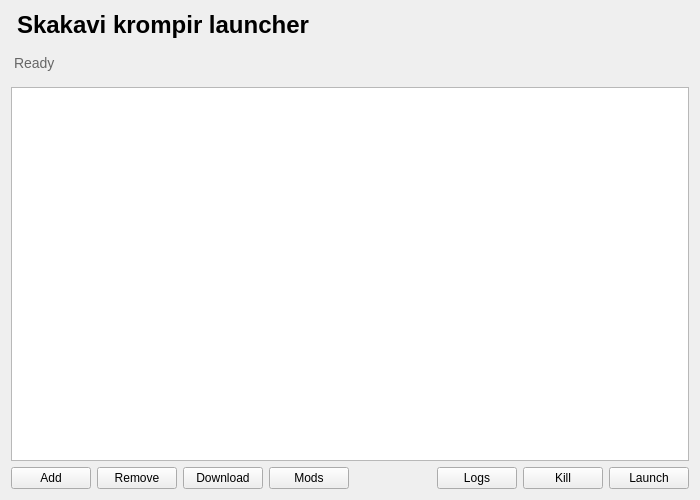
This is mainwindow.ui in Pavle012/Skakavi-krompir-Launcher as Qt 5 draws it before an edit. The edited form follows.
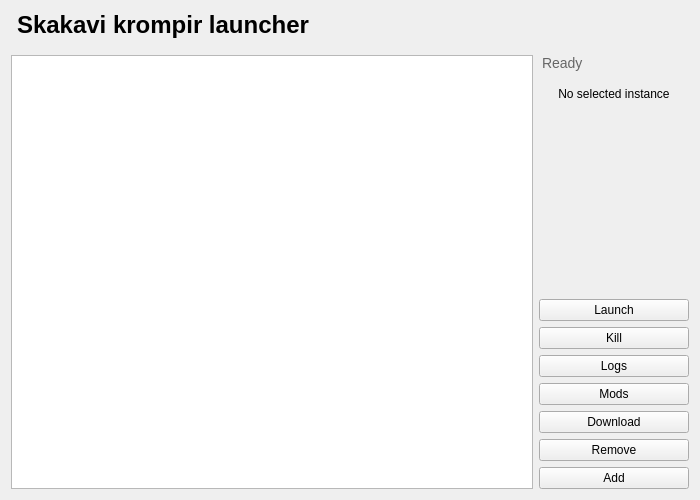
This is the edited form. Icons and pictures are not drawn.

Commit message: refactor: Redesign main window layout with a vertical sidebar and convert dialogs to widgets.

Patch:
```diff
--- a/mainwindow.ui
+++ b/mainwindow.ui
@@ -25,15 +25,7 @@
     </widget>
    </item>
    <item>
-    <widget class="QLabel" name="statusLabel">
-     <property name="styleSheet">
-      <string notr="true">font-size: 14px; color: #666; margin-bottom: 10px;</string>
-     </property>
-     <property name="text">
-      <string>Ready</string>
-     </property>
-    </widget>
-   </item>
+    <layout class="QHBoxLayout" name="horizontalLayout_2" stretch="0,0">
    <item>
     <widget class="QListWidget" name="instanceList">
      <property name="iconSize">
@@ -60,80 +52,56 @@
     </widget>
    </item>
    <item>
-    <layout class="QHBoxLayout" name="horizontalLayout">
+      <layout class="QVBoxLayout" name="verticalLayout_2">
      <item>
-      <widget class="QPushButton" name="addBtn">
-       <property name="text">
-        <string>Add</string>
-       </property>
-       <property name="icon">
-        <iconset theme="list-add"/>
-       </property>
-      </widget>
-     </item>
-     <item>
-      <widget class="QPushButton" name="removeBtn">
+        <widget class="QLabel" name="statusLabel">
+         <property name="styleSheet">
+          <string notr="true">font-size: 14px; color: #666; margin-bottom: 10px;</string>
+         </property>
        <property name="text">
-        <string>Remove</string>
-       </property>
-       <property name="icon">
-        <iconset theme="edit-delete"/>
-       </property>
+          <string>Ready</string>
+         </property>
       </widget>
      </item>
      <item>
-      <widget class="QPushButton" name="downloadBtn">
+        <widget class="QLabel" name="instanceName">
        <property name="text">
-        <string>Download</string>
-       </property>
-       <property name="icon">
-        <iconset theme="download"/>
+          <string>No selected instance</string>
+         </property>
+         <property name="alignment">
+          <set>Qt::AlignCenter</set>
        </property>
       </widget>
      </item>
      <item>
-      <widget class="QPushButton" name="modsBtn">
-       <property name="text">
-        <string>Mods</string>
-       </property>
-       <property name="icon">
-        <iconset theme="applications-system"/>
-       </property>
-      </widget>
+        <spacer name="verticalSpacer">
+         <property name="orientation">
+          <enum>Qt::Vertical</enum>
+         </property>
+         <property name="sizeHint" stdset="0">
+          <size>
+           <width>20</width>
+           <height>40</height>
+          </size>
+         </property>
+        </spacer>
      </item>
      <item>
       <spacer name="horizontalSpacer">
        <property name="orientation">
         <enum>Qt::Horizontal</enum>
        </property>
+         <property name="sizeType">
+          <enum>QSizePolicy::Minimum</enum>
+         </property>
        <property name="sizeHint" stdset="0">
         <size>
-         <width>40</width>
-         <height>20</height>
+           <width>150</width>
+           <height>11</height>
         </size>
        </property>
       </spacer>
      </item>
-     <item>
-      <widget class="QPushButton" name="logsBtn">
-       <property name="text">
-        <string>Logs</string>
-       </property>
-       <property name="icon">
-        <iconset theme="view-list-text"/>
-       </property>
-      </widget>
-     </item>
-     <item>
-      <widget class="QPushButton" name="killBtn">
-       <property name="text">
-        <string>Kill</string>
-       </property>
-       <property name="icon">
-        <iconset theme="process-stop"/>
-       </property>
-      </widget>
-     </item>
      <item>
       <widget class="QPushButton" name="launchBtn">
        <property name="text">
@@ -143,6 +111,68 @@
         <iconset theme="media-playback-start"/>
        </property>
       </widget>
+       </item>
+       <item>
+        <widget class="QPushButton" name="killBtn">
+         <property name="text">
+          <string>Kill</string>
+         </property>
+         <property name="icon">
+          <iconset theme="process-stop"/>
+         </property>
+        </widget>
+       </item>
+       <item>
+        <widget class="QPushButton" name="logsBtn">
+         <property name="text">
+          <string>Logs</string>
+         </property>
+         <property name="icon">
+          <iconset theme="view-list-text"/>
+         </property>
+        </widget>
+       </item>
+       <item>
+        <widget class="QPushButton" name="modsBtn">
+         <property name="text">
+          <string>Mods</string>
+         </property>
+         <property name="icon">
+          <iconset theme="applications-system"/>
+         </property>
+        </widget>
+       </item>
+       <item>
+        <widget class="QPushButton" name="downloadBtn">
+         <property name="text">
+          <string>Download</string>
+         </property>
+         <property name="icon">
+          <iconset theme="download"/>
+         </property>
+        </widget>
+       </item>
+       <item>
+        <widget class="QPushButton" name="removeBtn">
+         <property name="text">
+          <string>Remove</string>
+         </property>
+         <property name="icon">
+          <iconset theme="edit-delete"/>
+         </property>
+        </widget>
+       </item>
+       <item>
+        <widget class="QPushButton" name="addBtn">
+         <property name="text">
+          <string>Add</string>
+         </property>
+         <property name="icon">
+          <iconset theme="list-add"/>
+         </property>
+        </widget>
+       </item>
+      </layout>
      </item>
     </layout>
    </item>
```
Lines whose indentation alone changed are shown as unchanged. The commit also changes 2 other files.
